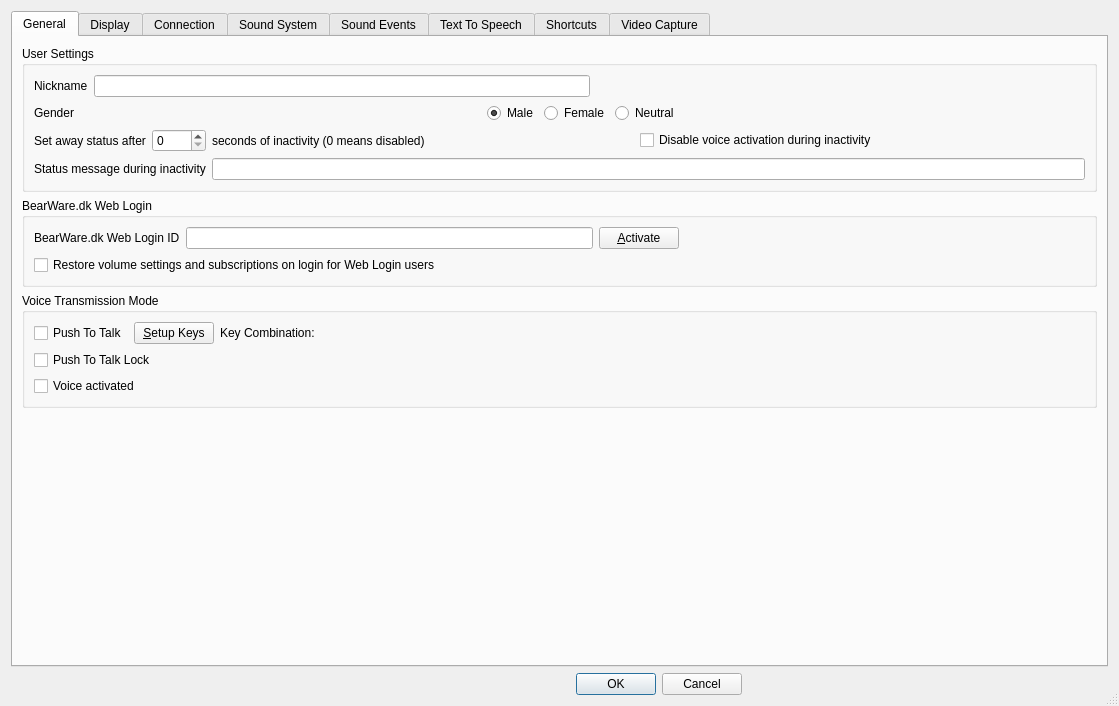
Qt form Client/qtTeamTalk/preferences.ui (BearWare/TeamTalk5) before a commit.
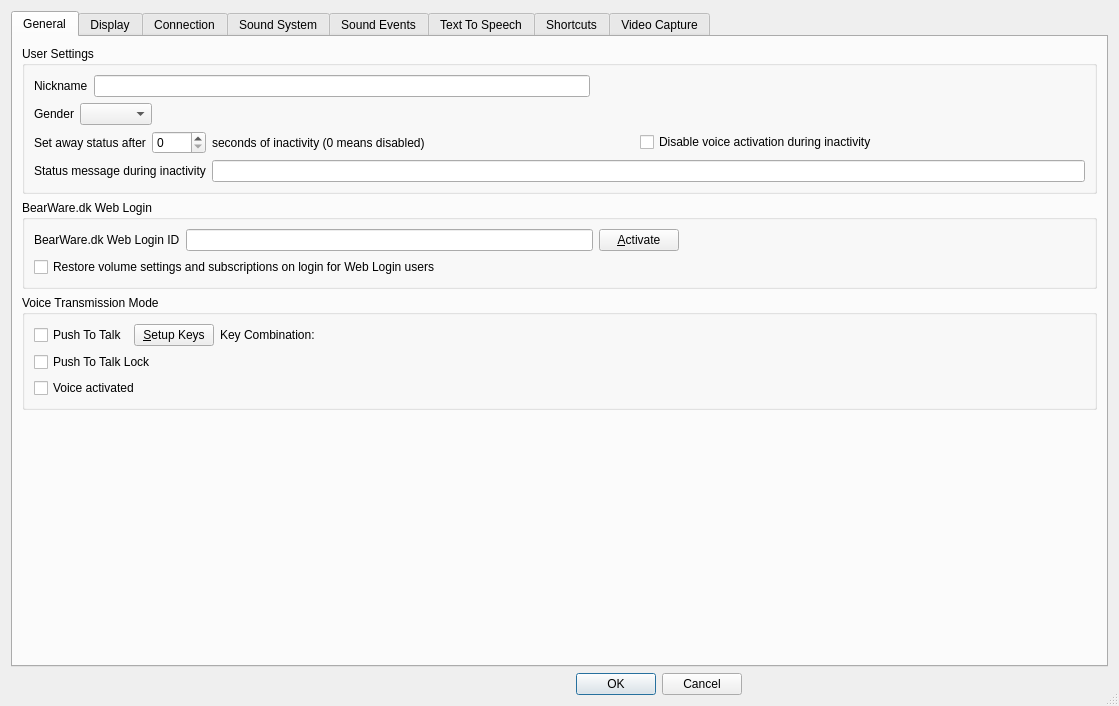
The same form after that commit. Icons and pictures are not drawn. Custom widgets are drawn as their Qt base class.

Commit message: Use combobox for gender selection

Patch:
```diff
--- a/Client/qtTeamTalk/preferences.ui
+++ b/Client/qtTeamTalk/preferences.ui
@@ -125,50 +125,7 @@
              </widget>
             </item>
             <item>
-             <spacer name="horizontalSpacer_12">
-              <property name="orientation">
-               <enum>Qt::Horizontal</enum>
-              </property>
-              <property name="sizeHint" stdset="0">
-               <size>
-                <width>40</width>
-                <height>20</height>
-               </size>
-              </property>
-             </spacer>
-            </item>
-            <item>
-             <widget class="QRadioButton" name="maleRadioButton">
-              <property name="sizePolicy">
-               <sizepolicy hsizetype="Minimum" vsizetype="Fixed">
-                <horstretch>0</horstretch>
-                <verstretch>0</verstretch>
-               </sizepolicy>
-              </property>
-              <property name="layoutDirection">
-               <enum>Qt::LeftToRight</enum>
-              </property>
-              <property name="text">
-               <string>Male</string>
-              </property>
-              <property name="checked">
-               <bool>true</bool>
-              </property>
-             </widget>
-            </item>
-            <item>
-             <widget class="QRadioButton" name="femaleRadioButton">
-              <property name="text">
-               <string>Female</string>
-              </property>
-             </widget>
-            </item>
-            <item>
-             <widget class="QRadioButton" name="neutralRadioButton">
-              <property name="text">
-               <string>Neutral</string>
-              </property>
-             </widget>
+             <widget class="QComboBox" name="genderBox"/>
             </item>
             <item>
              <spacer name="horizontalSpacer_13">
```
Left out of the diff: 4 changed lines with no effect on the pictures. The commit also changes 1 other file.
